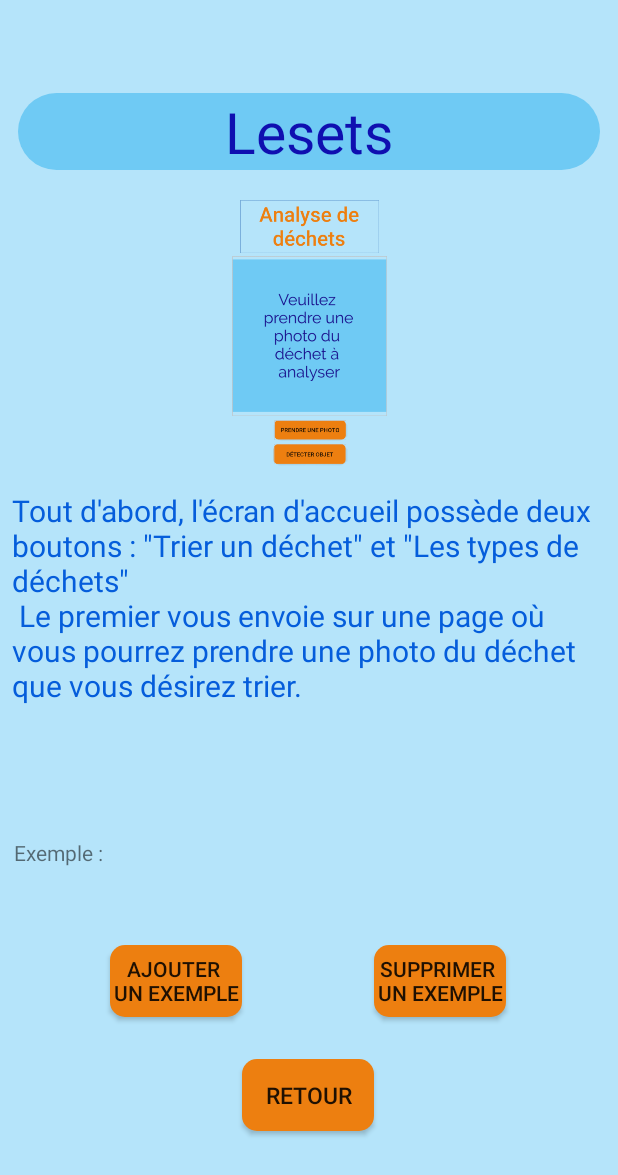
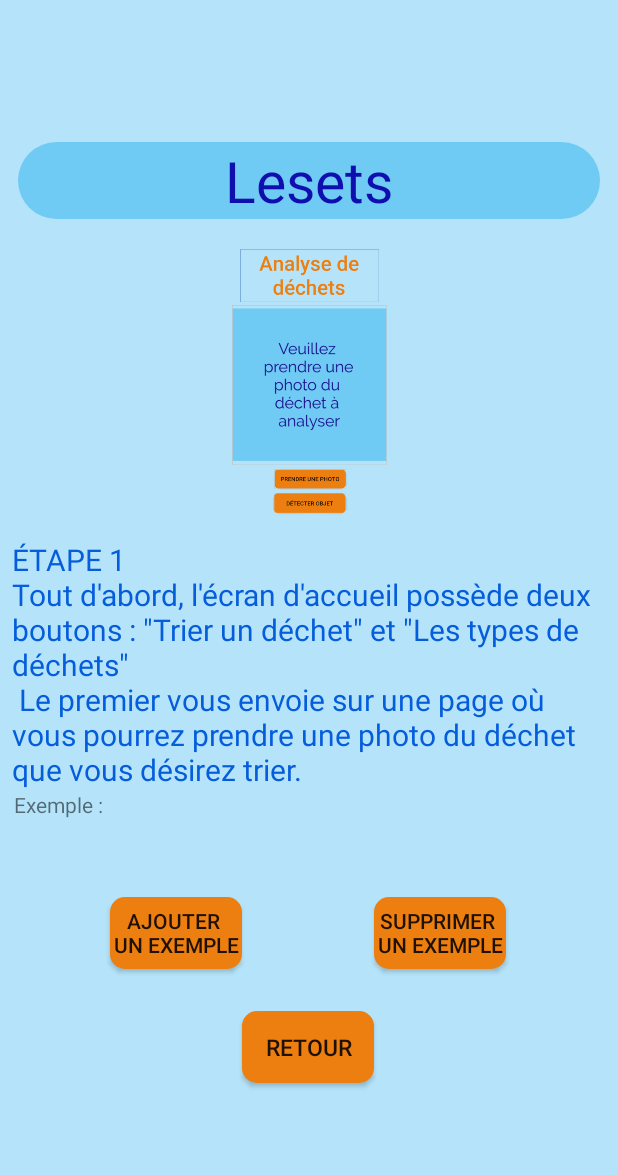
Before and after one commit to FedericoFisicaro/BAB3-Projet-App-Mob-, an Android app: the layout activity_info2.xml on its own in the app's theme, with its tools: preview values and no code run, on a phone screen of 412 x 824 dp. Shown: the top 1175 px of the screen. Run offline under Robolectric (Android 15) with nearby library versions, the phone set to English and light mode, and no system bars.

Commit message:
Information finies totalement

```diff
--- a/app/src/main/res/layout/activity_info2.xml
+++ b/app/src/main/res/layout/activity_info2.xml
@@ -42,7 +42,15 @@
                 app:layout_constraintEnd_toEndOf="@id/cl"
                 app:layout_constraintStart_toStartOf="@id/cl"
                 app:layout_constraintTop_toTopOf="@id/cl" />
-
+            <ScrollView
+                android:id="@+id/sv2"
+                android:layout_width="match_parent"
+                android:layout_height="wrap_content"
+                android:layout_marginBottom="0dp"
+                app:layout_constraintEnd_toEndOf="@id/cl"
+                app:layout_constraintHorizontal_bias="1.0"
+                app:layout_constraintStart_toStartOf="@id/cl"
+                app:layout_constraintTop_toBottomOf="@+id/iv4" >
                 <TextView
                     android:id="@+id/tvExplications"
                     android:layout_width="match_parent"
@@ -56,6 +64,7 @@
                     app:layout_constraintHorizontal_bias="1.0"
                     app:layout_constraintStart_toStartOf="@id/cl"
                     app:layout_constraintTop_toBottomOf="@+id/iv4" />
+            </ScrollView>
 
             <Button
                 android:id="@+id/bRetour"
@@ -96,7 +105,7 @@
                 android:text="Exemple : "
                 app:layout_constraintEnd_toEndOf="parent"
                 app:layout_constraintStart_toStartOf="parent"
-                app:layout_constraintTop_toBottomOf="@+id/tvExplications" />
+                app:layout_constraintTop_toBottomOf="@+id/sv2" />
 
             <Button
                 android:id="@+id/bAdd"
--- a/app/src/main/res/values/strings.xml
+++ b/app/src/main/res/values/strings.xml
@@ -2,9 +2,9 @@
     <string name="app_name">SmartBin</string>
     <string name="aide1"><b>Bienvenue dans Smart Bin, l\'application qui vous permet de trier vos déchets avec facilité!</b></string>
     <string name="aide2"> <u>Comment utiliser Smart Bin?</u></string>
-    <string name="aide3">Tout d\'abord, l\'écran d\'accueil possède deux boutons : \"Trier un déchet\" et \"Les types de déchets\" \n Le premier vous envoie sur une page où vous pourrez prendre une photo du déchet que vous désirez trier.</string>
-    <string name="aide4">Après avoir photographié le déchet, il vous suffit d\'appuyer sur \"Détecter objet\" pour que l\'algorithme reconnaisse le type de déchet présent sur l\'image et vous indique comment le trier. </string>
-    <string name="aide5">Le deuxième bouton de l\'écran d\'accueil vous emmènera vers une liste de type de déchets. En cliquant sur l\'un d\'entre eux, une fenêtre s\'ouvrira pour vous donner de plus amples informations sur ce type de déchets.</string>
+    <string name="aide3">ÉTAPE 1 \nTout d\'abord, l\'écran d\'accueil possède deux boutons : \"Trier un déchet\" et \"Les types de déchets\" \n Le premier vous envoie sur une page où vous pourrez prendre une photo du déchet que vous désirez trier.</string>
+    <string name="aide4">Étape 2 \nAprès avoir photographié le déchet, il vous suffit d\'appuyer sur \"Détecter objet\" pour que l\'algorithme reconnaisse le type de déchet présent sur l\'image et vous indique comment le trier. </string>
+    <string name="aide5">Étape 3 \nLe deuxième bouton de l\'écran d\'accueil vous emmènera vers une liste de type de déchets. En cliquant sur l\'un d\'entre eux, une fenêtre s\'ouvrira pour vous donner de plus amples informations sur ce type de déchets.</string>
     <string name="aide6">Bienvenue dans Smart Bin, l\'application qui vous permet de trier vos déchets avec facilité!</string>
     <string name="aide7">Bienvenue dans Smart Bin, l\'application qui vous permet de trier vos déchets avec facilité!</string>
     <string name="aide8">Bienvenue dans Smart Bin, l\'application qui vous permet de trier vos déchets avec facilité!</string>
```
Lines whose indentation alone changed are shown as unchanged.
